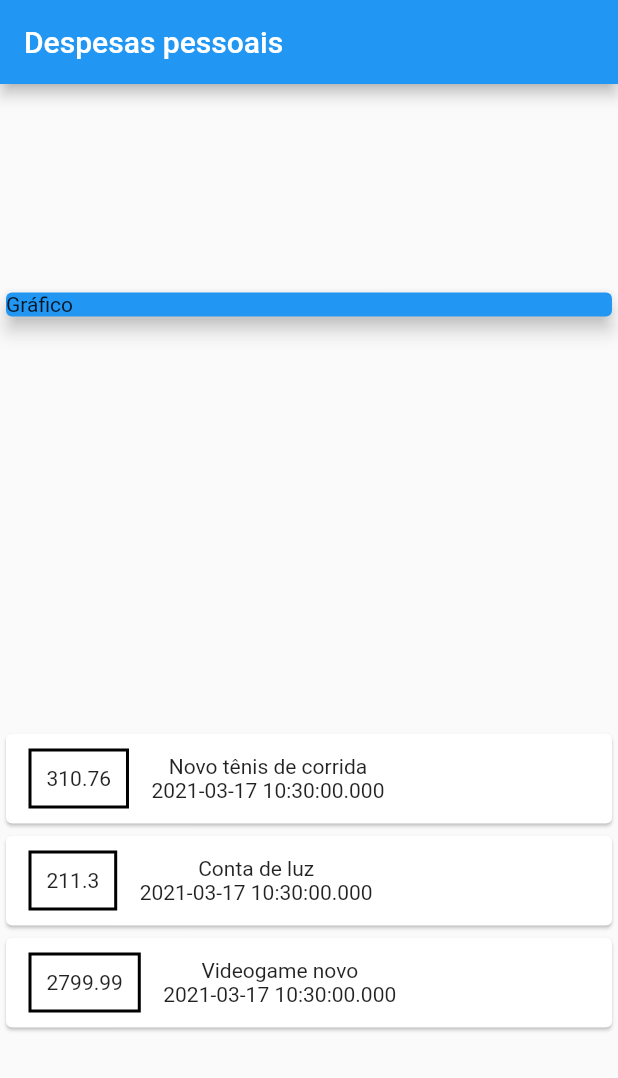
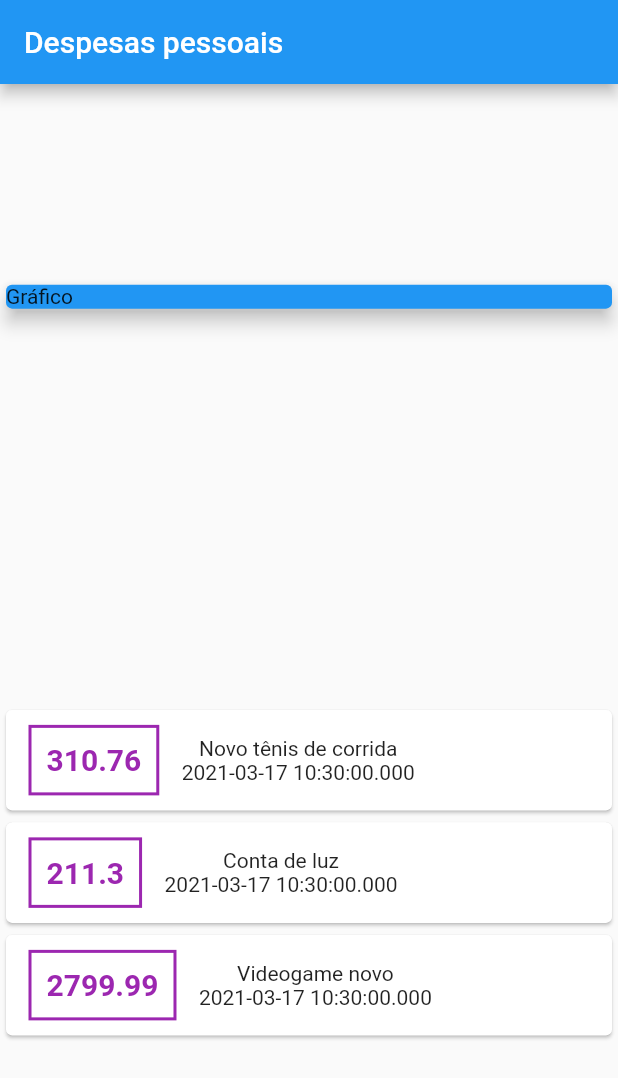
Before and after one commit to diegowinter/curso-flutter, a Flutter app: the screen it shows after launch, on a phone screen of 412 x 824 dp. Shown: the top 1078 px of the screen. Run offline on Flutter 3.47's test engine with Material 2 defaults, Android fonts, the phone set to English and light mode, and no system bars.

Commit message:
project(despesas pessoais): aplicando estilo no texto

```diff
--- a/expenses/lib/main.dart
+++ b/expenses/lib/main.dart
@@ -63,13 +63,18 @@ class MyHomePage extends StatelessWidget {
                       ),
                       decoration: BoxDecoration(
                         border: Border.all(
-                          color: Colors.black,
+                          color: Colors.purple,
                           width: 2
                         )
                       ),
                       padding: EdgeInsets.all(10),
                       child: Text(
-                        tr.value.toString()
+                        tr.value.toString(),
+                        style: TextStyle(
+                          fontWeight: FontWeight.bold,
+                          fontSize: 20,
+                          color: Colors.purple
+                        ),
                       ),
                     ),
                     Column(
```
